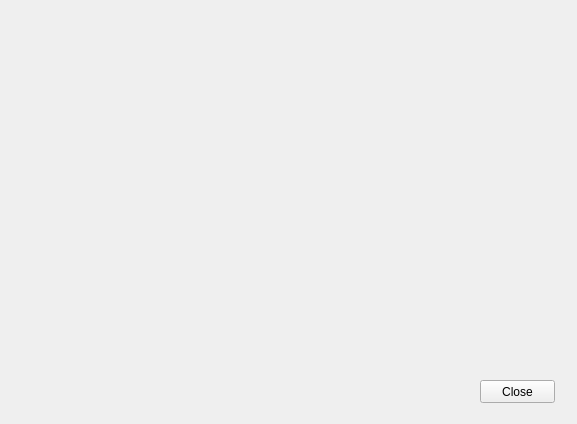
arennuit/iisuoscbridge, file FormFiles/SettingsForm.ui: the form before one commit.
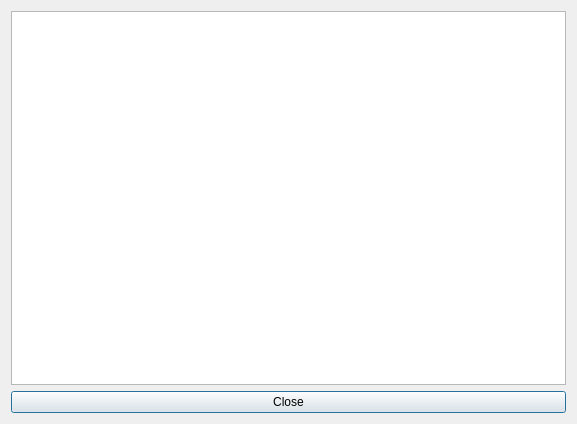
The form after the commit.

Commit message: Added a data model that will store all the application data. Also added a settings form that will make it able to edit the paths and association (between iisu and OSC).

The edit to the form file:
```diff
--- a/FormFiles/SettingsForm.ui
+++ b/FormFiles/SettingsForm.ui
@@ -1,7 +1,7 @@
 <?xml version="1.0" encoding="UTF-8"?>
 <ui version="4.0">
  <class>SettingsForm</class>
- <widget class="QWidget" name="SettingsForm">
+ <widget class="QDialog" name="SettingsForm">
   <property name="geometry">
    <rect>
     <x>0</x>
@@ -10,22 +10,34 @@
     <height>424</height>
    </rect>
   </property>
+  <property name="sizePolicy">
+   <sizepolicy hsizetype="Expanding" vsizetype="Expanding">
+    <horstretch>0</horstretch>
+    <verstretch>0</verstretch>
+   </sizepolicy>
+  </property>
   <property name="windowTitle">
    <string>SettingsForm</string>
   </property>
+  <layout class="QVBoxLayout" name="verticalLayout">
+   <item>
+    <widget class="QTreeView" name="m_pathsView">
+     <property name="sizePolicy">
+      <sizepolicy hsizetype="Expanding" vsizetype="Expanding">
+       <horstretch>0</horstretch>
+       <verstretch>0</verstretch>
+      </sizepolicy>
+     </property>
+    </widget>
+   </item>
+   <item>
   <widget class="QPushButton" name="m_closeButton">
-   <property name="geometry">
-    <rect>
-     <x>480</x>
-     <y>380</y>
-     <width>75</width>
-     <height>23</height>
-    </rect>
-   </property>
    <property name="text">
     <string>Close</string>
    </property>
   </widget>
+   </item>
+  </layout>
  </widget>
  <layoutdefault spacing="6" margin="11"/>
  <resources/>
```
Lines whose indentation alone changed are shown as unchanged. The commit also changes 10 other files.
